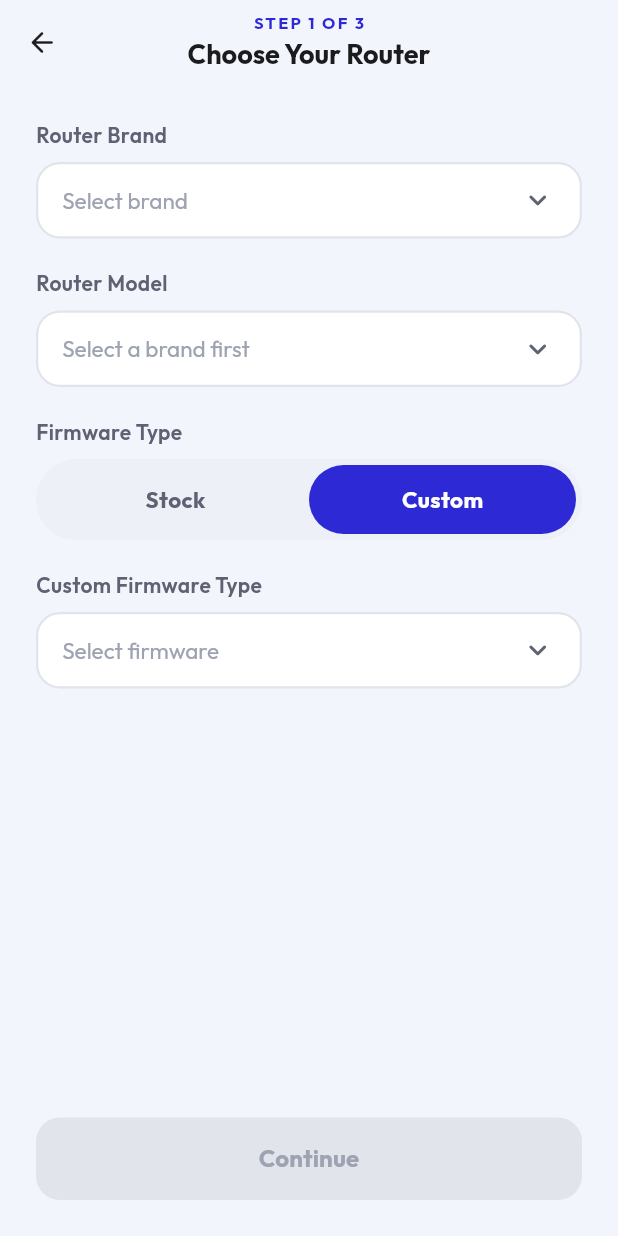
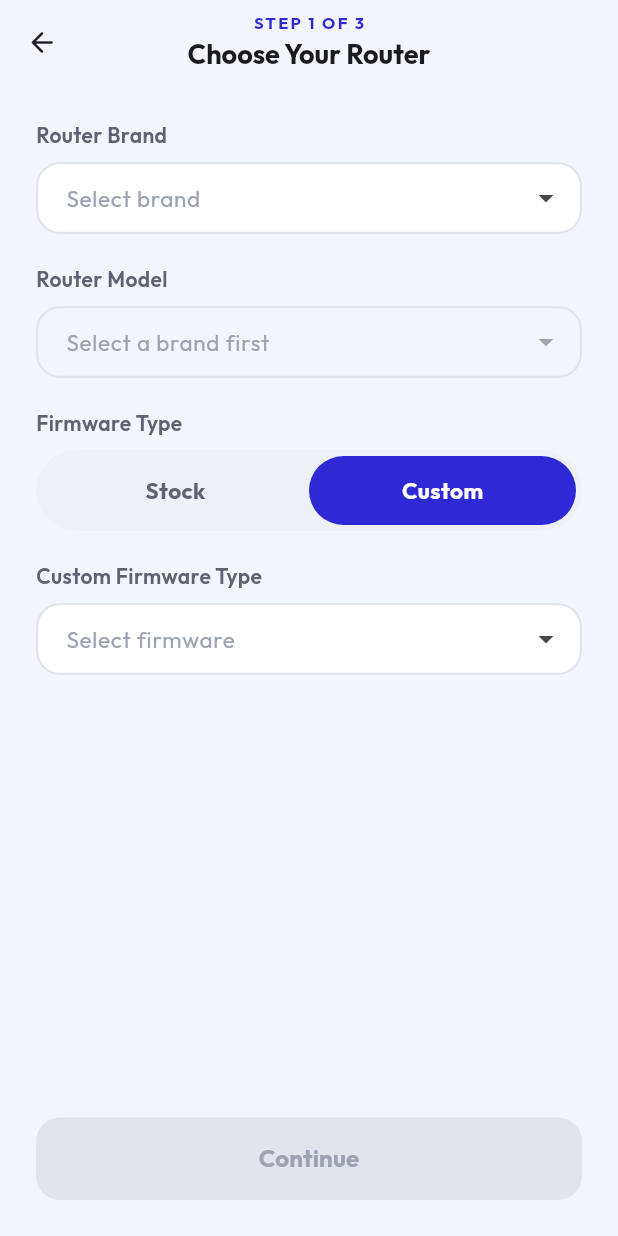
Before and after one commit to onestappdev101/all-router-app, a Flutter app: the SelectRouterScreen screen opened directly, after a tap on "Custom", on a phone screen of 412 x 824 dp. Run offline on Flutter 3.47's test engine with Material 3 defaults, Android fonts, the phone set to English and light mode, and no system bars; drawn by our look-alikes of dropdown_search; our stand-ins replace drift, drift_flutter, google_fonts, lottie; accounts and stored records are empty; generated files the repository leaves out were written again.

Commit message:
mvvm folders

```diff
--- /dev/null
+++ b/devtools_options.yaml
@@ -0,0 +1,4 @@
+description: This file stores settings for Dart & Flutter DevTools.
+documentation: https://docs.flutter.dev/tools/devtools/extensions#configure-extension-enablement-states
+extensions:
+  - drift: true
--- /dev/null
+++ b/lib/database/local/daos/brands_dao.dart
@@ -0,0 +1,13 @@
+import 'package:drift/drift.dart';
+import '../database.dart';
+import '../tables/brands.dart';
+
+part 'brands_dao.g.dart';
+
+@DriftAccessor(tables: [Brands])
+class BrandsDao extends DatabaseAccessor<AppDatabase> with _$BrandsDaoMixin {
+  BrandsDao(super.db);
+
+  Stream<List<Brand>> watchAllBrands() => select(brands).watch();
+  Future<List<Brand>> getAllBrands() => select(brands).get();
+}
--- /dev/null
+++ b/lib/database/local/daos/firmware_types_dao.dart
@@ -0,0 +1,14 @@
+import 'package:drift/drift.dart';
+import '../database.dart';
+import '../tables/firmware_types.dart';
+
+part 'firmware_types_dao.g.dart';
+
+@DriftAccessor(tables: [FirmwareTypes])
+class FirmwareTypesDao extends DatabaseAccessor<AppDatabase> with _$FirmwareTypesDaoMixin {
+  FirmwareTypesDao(super.db);
+
+  Stream<List<FirmwareType>> watchCustomFirmwares() {
+    return (select(firmwareTypes)..where((t) => t.name.equals('Stock').not())).watch();
+  }
+}
--- /dev/null
+++ b/lib/database/local/daos/router_models_dao.dart
@@ -0,0 +1,24 @@
+import 'package:drift/drift.dart';
+import '../database.dart';
+import '../tables/router_models.dart';
+
+import '../tables/brands.dart';
+
+part 'router_models_dao.g.dart';
+
+@DriftAccessor(tables: [RouterModels, Brands])
+class RouterModelsDao extends DatabaseAccessor<AppDatabase> with _$RouterModelsDaoMixin {
+  RouterModelsDao(super.db);
+
+  Stream<List<RouterModel>> watchModelsForBrand(int brandId) {
+    return (select(routerModels)..where((t) => t.brandId.equals(brandId))).watch();
+  }
+
+  Stream<List<RouterModel>> watchModelsForBrandSlug(String slug) {
+    final query = select(routerModels).join([
+      innerJoin(brands, brands.id.equalsExp(routerModels.brandId)),
+    ])..where(brands.slug.equals(slug));
+
+    return query.map((row) => row.readTable(routerModels)).watch();
+  }
+}
--- a/lib/database/local/database.dart
+++ b/lib/database/local/database.dart
@@ -16,9 +16,14 @@ import 'tables/protocols.dart';
 import 'tables/router_models.dart';
 import 'tables/version_rules.dart';
 
+import 'daos/brands_dao.dart';
+import 'daos/router_models_dao.dart';
+import 'daos/firmware_types_dao.dart';
+
 part 'database.g.dart';
 
-@DriftDatabase(tables: [
+@DriftDatabase(
+  tables: [
     Brands,
     RouterModels,
     FirmwareTypes,
@@ -33,13 +38,21 @@ part 'database.g.dart';
     Fingerprints,
     VersionRules,
     Devices,
-])
+  ],
+  daos: [
+    BrandsDao,
+    RouterModelsDao,
+    FirmwareTypesDao,
+  ],
+)
 class AppDatabase extends _$AppDatabase {
   AppDatabase([QueryExecutor? executor]) : super(executor ?? _openConnection());
 
+  static final AppDatabase instance = AppDatabase();
+
   // Bump this and add a migration step below whenever you change a table.
   @override
-  int get schemaVersion => 1;
+  int get schemaVersion => 2;
 
   @override
   MigrationStrategy get migration => MigrationStrategy(
@@ -47,13 +60,101 @@ class AppDatabase extends _$AppDatabase {
           await m.createAll();
         },
         onUpgrade: (Migrator m, int from, int to) async {
-          // Example for a future migration:
-          // if (from == 1) {
-          //   await m.addColumn(devices, devices.someNewColumn);
-          // }
+          if (from < 2) {
+            await m.addColumn(brands, brands.logo);
+          }
         },
         beforeOpen: (details) async {
           await customStatement('PRAGMA foreign_keys = ON');
+          final tpLinkBrand = await (select(brands)..where((t) => t.slug.equals('tp-link'))).getSingleOrNull();
+          if (tpLinkBrand != null) {
+            await (delete(routerModels)..where((t) => t.brandId.equals(tpLinkBrand.id).not())).go();
+            if (tpLinkBrand.logo == null) {
+              await (update(brands)..where((t) => t.slug.equals('tp-link'))).write(
+                const BrandsCompanion(logo: Value('assets/logos/tp_link_logo.webp')),
+              );
+            }
+          }
+          final existingBrands = await select(brands).get();
+          if (existingBrands.isEmpty) {
+            final brandIds = <String, int>{};
+
+            final seedBrands = [
+              (name: 'TP-Link', website: 'https://www.tp-link.com', logo: 'assets/logos/tp_link_logo.webp', notes: 'Chinese networking equipment manufacturer founded in 1996. Produces Wi-Fi routers, mesh Wi-Fi systems (Deco), range extenders, switches, access points, modems, network adapters, smart home devices (Tapo and Kasa), and enterprise networking solutions under Omada.'),
+              (name: 'Netgear', website: 'https://www.netgear.com', logo: null, notes: 'American computer networking company based in San Jose, California. Known for Nighthawk gaming routers, Orbi mesh systems, and Netgear Armor security.'),
+              (name: 'Asus', website: 'https://www.asus.com', logo: null, notes: 'Taiwanese multinational computer hardware and electronics company. Popular for RT-series routers, ROG gaming routers, and AiMesh technology.'),
+              (name: 'Linksys', website: 'https://www.linksys.com', logo: null, notes: 'American brand of data networking hardware products mainly for home and small business users. Famous for WRT-series routers.'),
+              (name: 'D-Link', website: 'https://www.d-link.com', logo: null, notes: 'Taiwanese multinational corporation that designs, manufactures, and markets networking solutions for consumers and businesses.'),
+              (name: 'Xiaomi', website: 'https://www.mi.com', logo: null, notes: 'Chinese designer and manufacturer of consumer electronics and smart home products, known for value-focused routers.'),
+              (name: 'Huawei', website: 'https://www.huawei.com', logo: null, notes: 'Chinese multinational technology corporation specializing in telecommunications equipment and smart devices.'),
+              (name: 'Mikrotik', website: 'https://www.mikrotik.com', logo: null, notes: 'Latvian network equipment manufacturer known for RouterOS and powerful RouterBOARD hardware.'),
+            ];
+
+            for (final brand in seedBrands) {
+              final id = await into(brands).insert(
+                BrandsCompanion.insert(
+                  name: brand.name,
+                  slug: brand.name.toLowerCase().replaceAll(' ', '-'),
+                  website: Value(brand.website),
+                  logo: Value(brand.logo),
+                  notes: Value(brand.notes),
+                ),
+              );
+              brandIds[brand.name] = id;
+            }
+
+            final brandModels = {
+              'TP-Link': [
+                'TL-WR841HP', 'Archer C58HP', 'TL-WR941HP', 'Archer AX55', 'Archer AX90',
+                'Archer AX6000', 'Archer AX50', 'Archer C4000', 'Archer AX15', 'Archer AX10',
+                'AD7200', 'Archer A9', 'Archer A6', 'Archer A5', 'Archer C5400X',
+                'Archer C6U', 'Archer C80', 'Archer C54', 'Archer C5400', 'Archer C24',
+                'Archer GX90', 'Archer AX73', 'Archer AX72', 'Archer AX53', 'Archer AX23',
+                'Archer AX20', 'Archer AX12', 'TL-WR820N', 'TL-WR844N', 'Archer C3200',
+                'Archer C3150', 'Archer C2300', 'Touch P5', 'Archer C86', 'Archer C9',
+                'Archer C8', 'Archer C2600', 'Archer C7', 'Archer C6', 'Archer C64',
+                'Archer C60', 'Archer C5 V4', 'Archer C1200', 'Archer C50', 'Archer C2',
+                'Archer C20', 'TL-WDR4300', 'TL-WDR3600', 'TL-WDR3500', 'TL-WR1043ND',
+                'TL-WR940N', 'TL-WR1042ND', 'TL-WR945N', 'TL-WR941ND', 'TL-WR845N',
+                'TL-WR842ND', 'TL-WR841ND', 'TL-WR841N', 'TL-WR840N', 'TL-WR741ND',
+                'TL-WR740N', 'TL-WR720N', 'TL-WR802N', 'TL-WR710N', 'TL-WR702N',
+                'TL-WR843ND', 'TL-WR743ND', 'TL-R860', 'TL-R460', 'TL-R402M'
+              ],
+            };
+
+            for (final entry in brandModels.entries) {
+              final brandName = entry.key;
+              final modelsList = entry.value;
+              final bId = brandIds[brandName];
+              if (bId != null) {
+                for (final modelName in modelsList) {
+                  await into(routerModels).insert(
+                    RouterModelsCompanion.insert(
+                      brandId: bId,
+                      name: modelName,
+                      modelNumber: modelName,
+                    ),
+                  );
+                }
+              }
+            }
+
+            // Seed FirmwareTypes
+            final seedFirmwareTypes = [
+              'Stock',
+              'OpenWrt',
+              'DD-WRT',
+              'Asuswrt-Merlin',
+              'Tomato',
+              'Padavan',
+              'Other / Custom Build',
+            ];
+            for (final typeName in seedFirmwareTypes) {
+              await into(firmwareTypes).insert(
+                FirmwareTypesCompanion.insert(name: typeName),
+              );
+            }
+          }
         },
       );
 }
--- a/lib/database/local/tables/brands.dart
+++ b/lib/database/local/tables/brands.dart
@@ -5,6 +5,7 @@ class Brands extends Table {
   TextColumn get name => text()();
   TextColumn get slug => text().unique()();
   TextColumn get website => text().nullable()();
+  TextColumn get logo => text().nullable()();
   TextColumn get notes => text().nullable()();
   DateTimeColumn get createdAt => dateTime().withDefault(currentDateAndTime)();
   DateTimeColumn get updatedAt => dateTime().withDefault(currentDateAndTime)();
--- a/lib/views/screens/onboarding/select_router/sections/select_router_form_section.dart
+++ b/lib/views/screens/onboarding/select_router/sections/select_router_form_section.dart
@@ -1,4 +1,5 @@
 import 'package:flutter/material.dart';
+import 'package:onest_all_router_app/database/local/database.dart';
 import 'package:onest_all_router_app/views/screens/onboarding/select_router/widgets/custom_dropdown_widget.dart';
 import 'package:onest_all_router_app/views/screens/onboarding/select_router/widgets/segment_control_widget.dart';
 
@@ -16,46 +17,30 @@ class SelectRouterFormSection extends StatelessWidget {
     required this.customFirmware,
   });
 
-  static const Map<String, List<String>> brandModels = {
-    'TP-Link': ['Archer C6', 'Archer AX10', 'TL-WR841N', 'Archer C80'],
-    'Netgear': ['Nighthawk R7000', 'Orbi RBK50', 'AC1200', 'Nighthawk RAX40'],
-    'Asus': ['RT-AC86U', 'RT-AX58U', 'ROG GT-AX11000', 'RT-AC68U'],
-    'Linksys': ['WRT1900AC', 'EA7500', 'Velop Mesh', 'MR9000'],
-    'D-Link': ['DIR-882', 'DIR-842', 'Covr Mesh', 'DIR-2150'],
-    'Xiaomi': ['Mi Router 4A', 'Mi AIoT AX3600', 'Redmi AX6', 'Mi Router 4C'],
-    'Huawei': ['WiFi AX3', 'WS5200', 'WiFi Mesh 3', 'AX2'],
-    'Mikrotik': ['hAP ac2', 'hAP ax2', 'RB5009', 'Chateau LTE12'],
-  };
-
-  static const List<String> customFirmwares = [
-    'OpenWrt',
-    'DD-WRT',
-    'Asuswrt-Merlin',
-    'Tomato',
-    'Padavan',
-    'Other / Custom Build',
-  ];
-
   @override
   Widget build(BuildContext context) {
+    final db = AppDatabase.instance;
+
+    return StreamBuilder<List<Brand>>(
+      stream: db.brandsDao.watchAllBrands(),
+      builder: (context, brandsSnapshot) {
+        final brands = brandsSnapshot.data ?? [];
+
         return Column(
           crossAxisAlignment: CrossAxisAlignment.stretch,
           children: [
             // Brand Dropdown
             ValueListenableBuilder<String?>(
               valueListenable: selectedBrand,
-          builder: (context, brand, child) {
+              builder: (context, brandName, child) {
                 return CustomDropdownWidget<String>(
                   label: 'Router Brand',
-              value: brand,
-              hint: 'Select brand',
-              items: brandModels.keys.map((b) {
-                return DropdownMenuItem<String>(
-                  value: b,
-                  child: Text(b),
-                );
-              }).toList(),
-              onChanged: (newBrand) {
+                  value: brandName,
+                  hint: brands.isEmpty ? 'Loading brands...' : 'Select brand',
+                  items: brands.map((b) => b.name).toList(),
+                  onChanged: brands.isEmpty
+                      ? null
+                      : (newBrand) {
                           selectedBrand.value = newBrand;
                           selectedModel.value = null; // Reset model when brand changes
                         },
@@ -67,26 +52,34 @@ class SelectRouterFormSection extends StatelessWidget {
             // Model Dropdown
             ValueListenableBuilder<String?>(
               valueListenable: selectedBrand,
-          builder: (context, brand, child) {
+              builder: (context, brandName, child) {
+                final modelsStream = brandName != null
+                    ? db.routerModelsDao.watchModelsForBrandSlug(brandName.toLowerCase().replaceAll(' ', '-'))
+                    : const Stream<List<RouterModel>>.empty();
+
+                return StreamBuilder<List<RouterModel>>(
+                  stream: modelsStream,
+                  builder: (context, modelsSnapshot) {
+                    final models = modelsSnapshot.data ?? [];
                     return ValueListenableBuilder<String?>(
                       valueListenable: selectedModel,
-              builder: (context, model, child) {
-                final models = brand != null ? (brandModels[brand] ?? []) : <String>[];
+                      builder: (context, modelName, child) {
                         return CustomDropdownWidget<String>(
                           label: 'Router Model',
-                  value: model,
-                  hint: brand != null ? 'Select model' : 'Select a brand first',
-                  items: models.map((m) {
-                    return DropdownMenuItem<String>(
-                      value: m,
-                      child: Text(m),
-                    );
-                  }).toList(),
-                  onChanged: brand != null
+                          value: modelName,
+                          hint: brandName != null
+                              ? (modelsSnapshot.connectionState == ConnectionState.waiting
+                                  ? 'Loading models...'
+                                  : 'Select model')
+                              : 'Select a brand first',
+                          items: models.map((m) => m.name).toList(),
+                          onChanged: brandName != null && models.isNotEmpty
                               ? (newModel) {
                                   selectedModel.value = newModel;
                                 }
                               : null,
+                        );
+                      },
                     );
                   },
                 );
@@ -117,6 +110,10 @@ class SelectRouterFormSection extends StatelessWidget {
               valueListenable: firmwareType,
               builder: (context, type, child) {
                 if (type == 'Custom') {
+                  return StreamBuilder<List<FirmwareType>>(
+                    stream: db.firmwareTypesDao.watchCustomFirmwares(),
+                    builder: (context, firmwareSnapshot) {
+                      final cFirmwares = firmwareSnapshot.data ?? [];
                       return Column(
                         children: [
                           const SizedBox(height: 20),
@@ -126,20 +123,23 @@ class SelectRouterFormSection extends StatelessWidget {
                               return CustomDropdownWidget<String>(
                                 label: 'Custom Firmware Type',
                                 value: custom,
-                        hint: 'Select firmware',
-                        items: customFirmwares.map((cf) {
-                          return DropdownMenuItem<String>(
-                            value: cf,
-                            child: Text(cf),
-                          );
-                        }).toList(),
-                        onChanged: (newCf) {
+                                hint: cFirmwares.isEmpty
+                                    ? (firmwareSnapshot.connectionState == ConnectionState.waiting
+                                        ? 'Loading firmwares...'
+                                        : 'No custom firmwares')
+                                    : 'Select firmware',
+                                items: cFirmwares.map((cf) => cf.name).toList(),
+                                onChanged: cFirmwares.isNotEmpty
+                                    ? (newCf) {
                                         customFirmware.value = newCf;
-                        },
+                                      }
+                                    : null,
                               );
                             },
                           ),
                         ],
+                      );
+                    },
                   );
                 }
                 return const SizedBox.shrink();
@@ -147,5 +147,7 @@ class SelectRouterFormSection extends StatelessWidget {
             ),
           ],
         );
+      },
+    );
   }
 }
--- a/lib/views/screens/onboarding/select_router/widgets/custom_dropdown_widget.dart
+++ b/lib/views/screens/onboarding/select_router/widgets/custom_dropdown_widget.dart
@@ -1,12 +1,15 @@
 import 'package:flutter/material.dart';
 import 'package:google_fonts/google_fonts.dart';
+import 'package:dropdown_search/dropdown_search.dart';
 
 class CustomDropdownWidget<T> extends StatelessWidget {
   final String label;
   final T? value;
-  final List<DropdownMenuItem<T>> items;
+  final List<T> items;
   final ValueChanged<T?>? onChanged;
   final String hint;
+  final bool showSearchBox;
+  final String Function(T)? itemAsString;
 
   const CustomDropdownWidget({
     super.key,
@@ -15,6 +18,8 @@ class CustomDropdownWidget<T> extends StatelessWidget {
     required this.items,
     required this.onChanged,
     required this.hint,
+    this.showSearchBox = true,
+    this.itemAsString,
   });
 
   @override
@@ -31,39 +36,106 @@ class CustomDropdownWidget<T> extends StatelessWidget {
           ),
         ),
         const SizedBox(height: 8),
-        Container(
-          padding: const EdgeInsets.symmetric(horizontal: 16),
-          decoration: BoxDecoration(
-            color: Colors.white,
-            borderRadius: BorderRadius.circular(16),
-            border: Border.all(
-              color: const Color(0xFFE2E4EC),
-              width: 1.5,
+        DropdownSearch<T>(
+          items: (filter, loadProps) {
+            if (filter.isEmpty) return items;
+            return items.where((item) {
+              final str = itemAsString != null ? itemAsString!(item) : item.toString();
+              return str.toLowerCase().contains(filter.toLowerCase());
+            }).toList();
+          },
+          selectedItem: value,
+          onSelected: onChanged,
+          enabled: onChanged != null,
+          itemAsString: itemAsString,
+          popupProps: PopupProps.menu(
+            showSearchBox: showSearchBox,
+            fit: FlexFit.loose,
+            constraints: const BoxConstraints(maxHeight: 300),
+            menuProps: MenuProps(
+              backgroundColor: Colors.white,
+              shape: RoundedRectangleBorder(
+                borderRadius: BorderRadius.circular(16),
+              ),
+              elevation: 4,
             ),
-          ),
-          child: DropdownButtonHideUnderline(
-            child: DropdownButton<T>(
-              value: value,
-              dropdownColor: Colors.white,
-              borderRadius: BorderRadius.circular(16),
-              hint: Text(
-                hint,
-                style: GoogleFonts.outfit(
+            searchFieldProps: TextFieldProps(
+              style: GoogleFonts.outfit(
+                fontSize: 15,
+                color: const Color(0xFF1B1B1E),
+              ),
+              decoration: InputDecoration(
+                hintText: 'Search...',
+                hintStyle: GoogleFonts.outfit(
                   color: const Color(0xFF9EA3B2),
                   fontSize: 15,
                 ),
+                contentPadding: const EdgeInsets.symmetric(horizontal: 16, vertical: 12),
+                filled: true,
+                fillColor: const Color(0xFFF3F5FC),
+                border: OutlineInputBorder(
+                  borderRadius: BorderRadius.circular(12),
+                  borderSide: BorderSide.none,
+                ),
               ),
-              icon: const Icon(
-                Icons.keyboard_arrow_down_rounded,
-                color: Color(0xFF5E6272),
-              ),
-              isExpanded: true,
-              style: GoogleFonts.outfit(
-                color: const Color(0xFF1B1B1E),
+            ),
+            itemBuilder: (context, item, isSelected, isFocused) {
+              final displayStr = itemAsString != null ? itemAsString!(item) : item.toString();
+              return Container(
+                padding: const EdgeInsets.symmetric(horizontal: 16, vertical: 12),
+                decoration: BoxDecoration(
+                  color: isSelected
+                      ? const Color(0x102D29D4)
+                      : isFocused
+                          ? const Color(0x052D29D4)
+                          : Colors.transparent,
+                ),
+                child: Text(
+                  displayStr,
+                  style: GoogleFonts.outfit(
+                    fontSize: 15,
+                    fontWeight: isSelected ? FontWeight.w600 : FontWeight.normal,
+                    color: isSelected ? const Color(0xFF2D29D4) : const Color(0xFF1B1B1E),
+                  ),
+                ),
+              );
+            },
+          ),
+          decoratorProps: DropDownDecoratorProps(
+            decoration: InputDecoration(
+              hintText: hint,
+              hintStyle: GoogleFonts.outfit(
+                color: const Color(0xFF9EA3B2),
                 fontSize: 15,
               ),
-              items: items,
-              onChanged: onChanged,
+              contentPadding: const EdgeInsets.symmetric(horizontal: 16, vertical: 12),
+              filled: true,
+              fillColor: onChanged != null ? Colors.white : const Color(0xFFF3F5FC),
+              enabledBorder: OutlineInputBorder(
+                borderRadius: BorderRadius.circular(16),
+                borderSide: const BorderSide(
+                  color: Color(0xFFE2E4EC),
+                  width: 1.5,
+                ),
+              ),
+              focusedBorder: OutlineInputBorder(
+                borderRadius: BorderRadius.circular(16),
+                borderSide: const BorderSide(
+                  color: Color(0xFF2D29D4),
+                  width: 1.5,
+                ),
+              ),
+              disabledBorder: OutlineInputBorder(
+                borderRadius: BorderRadius.circular(16),
+                borderSide: const BorderSide(
+                  color: Color(0xFFE2E4EC),
+                  width: 1.5,
+                ),
+              ),
+            ),
+            baseStyle: GoogleFonts.outfit(
+              fontSize: 15,
+              color: const Color(0xFF1B1B1E),
             ),
           ),
         ),
--- a/pubspec.yaml
+++ b/pubspec.yaml
@@ -39,6 +39,10 @@ dependencies:
   drift: ^2.34.0
   drift_flutter: ^0.3.0
   drift_dev: ^2.34.0
+  dropdown_search: ^7.0.0
+  provider: ^6.1.5+1
+  network_info_plus: ^8.2.0
+  connectivity_plus: ^7.2.0
 
 dev_dependencies:
   flutter_test:
```
Also changed, not shown: assets/logos/tp_link_logo.webp (added), lib/database/local/daos/brands_dao.g.dart (added), lib/database/local/daos/firmware_types_dao.g.dart (added), lib/database/local/daos/router_models_dao.g.dart (added), lib/database/local/database.g.dart, pubspec.lock, 4 other files. Lines whose indentation alone changed are shown as unchanged.
